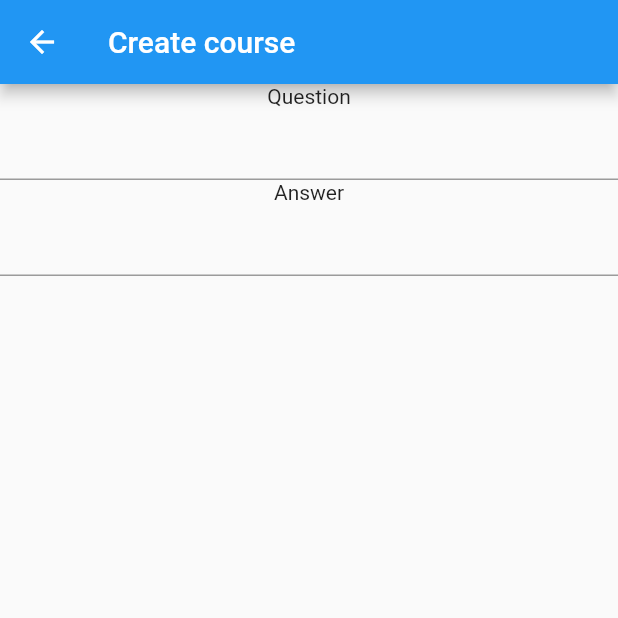
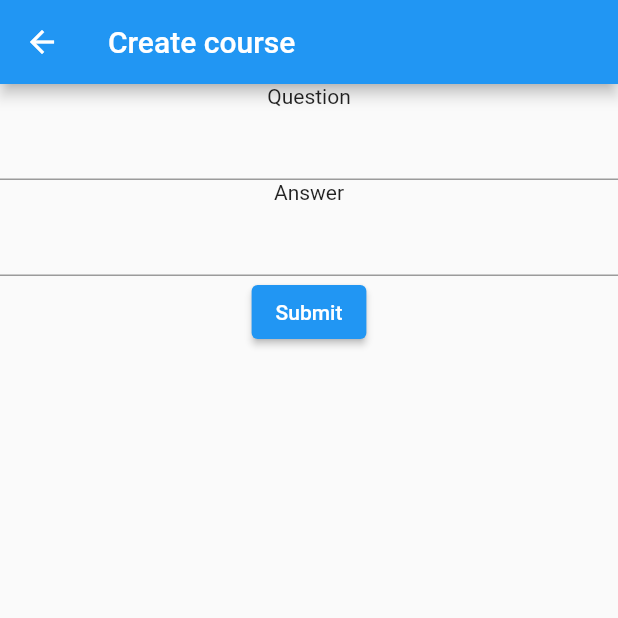
Before and after one commit to Voklen/Polybility, a Flutter app: the screen it shows after launch, after a tap on the "add" icon, on a phone screen of 412 x 824 dp, the top half of it. Run offline on Flutter 3.47's test engine with Material 2 defaults, Android fonts, the phone set to English and light mode, and no system bars; missing offline and left inert: toml.

Commit message:
Work on data flow of level creation

```diff
--- /dev/null
+++ b/lib/course_structure.dart
@@ -0,0 +1,23 @@
+class Course {
+  const Course({required this.name, required this.lessons});
+
+  final String name;
+  final List<Lesson> lessons;
+}
+
+class Lesson {
+  Lesson({required this.description, required this.questions});
+
+  addQuestion(Question question) => questions.add(question);
+  toMap() => {'description': description, 'questions': questions};
+
+  final String description;
+  List<Question> questions;
+}
+
+class Question {
+  const Question({required this.prompt, required this.answer});
+
+  final String prompt;
+  final String answer;
+}
--- a/lib/create_level.dart
+++ b/lib/create_level.dart
@@ -1,9 +1,13 @@
 import 'package:flutter/material.dart';
 
+import 'package:polybility/course_structure.dart';
+
 class CreateLevel extends StatelessWidget {
-  CreateLevel({super.key});
+  CreateLevel({super.key, required this.lesson});
 
-  final questionController = TextEditingController();
+  final Lesson lesson;
+
+  final promptController = TextEditingController();
   final answerController = TextEditingController();
 
   @override
@@ -15,15 +19,23 @@ class CreateLevel extends StatelessWidget {
       body: Column(
         children: [
           const Text('Question'),
-          TextField(
-            controller: questionController,
-          ),
+          TextField(controller: promptController),
           const Text('Answer'),
-          TextField(
-            controller: answerController,
-          ),
+          TextField(controller: answerController),
+          ElevatedButton(
+            onPressed: () => _submit(context),
+            child: const Text('Submit'),
+          )
         ],
       ),
     );
   }
+
+  void _submit(BuildContext context) {
+    final prompt = promptController.text;
+    final answer = answerController.text;
+    final question = Question(prompt: prompt, answer: answer);
+    lesson.addQuestion(question);
+    Navigator.pop(context, lesson);
+  }
 }
--- a/lib/main.dart
+++ b/lib/main.dart
@@ -1,4 +1,7 @@
+import 'dart:async';
+
 import 'package:flutter/material.dart';
+import 'package:polybility/course_structure.dart';
 import 'package:polybility/create_level.dart';
 import 'package:toml/toml.dart';
 
@@ -31,17 +34,20 @@ class MyHomePage extends StatefulWidget {
 }
 
 class _MyHomePageState extends State<MyHomePage> {
-  void _incrementCounter() {
-    Navigator.push(
+  void _incrementCounter() async {
+    final defaultLesson = Lesson(description: '', questions: []);
+    final levelCreator = await Navigator.push(
       context,
       MaterialPageRoute(
-        builder: (context) => CreateLevel(),
+        builder: (context) {
+          return CreateLevel(
+            lesson: defaultLesson,
+          );
+        },
       ),
     );
-    var document = TomlDocument.fromMap(const {
-      'hello': true,
-    }).toString();
-    print(document);
+    if (!mounted) return;
+    print(levelCreator.toString());
   }
 
   @override
@@ -68,6 +74,12 @@ class _MyHomePageState extends State<MyHomePage> {
       ),
     );
   }
+
+  FutureOr _updateLevels(_) {
+    TomlDocument.fromMap(const {
+      'hello': true,
+    }).toString();
+  }
 }
 
 class Level extends StatefulWidget {
```
